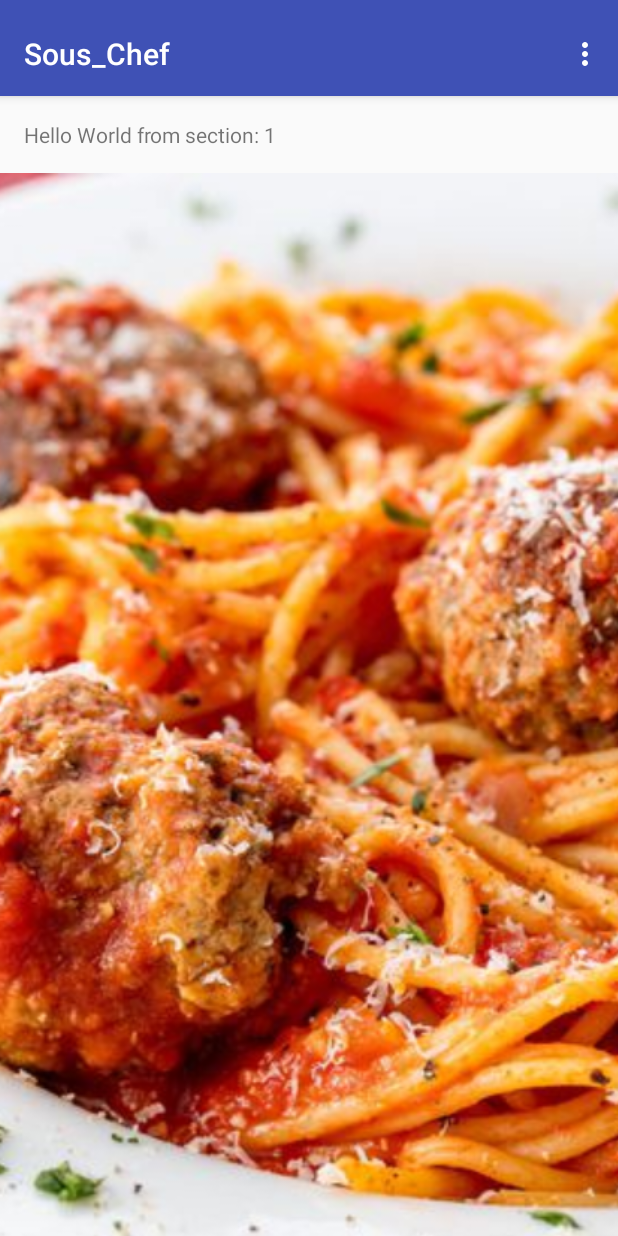
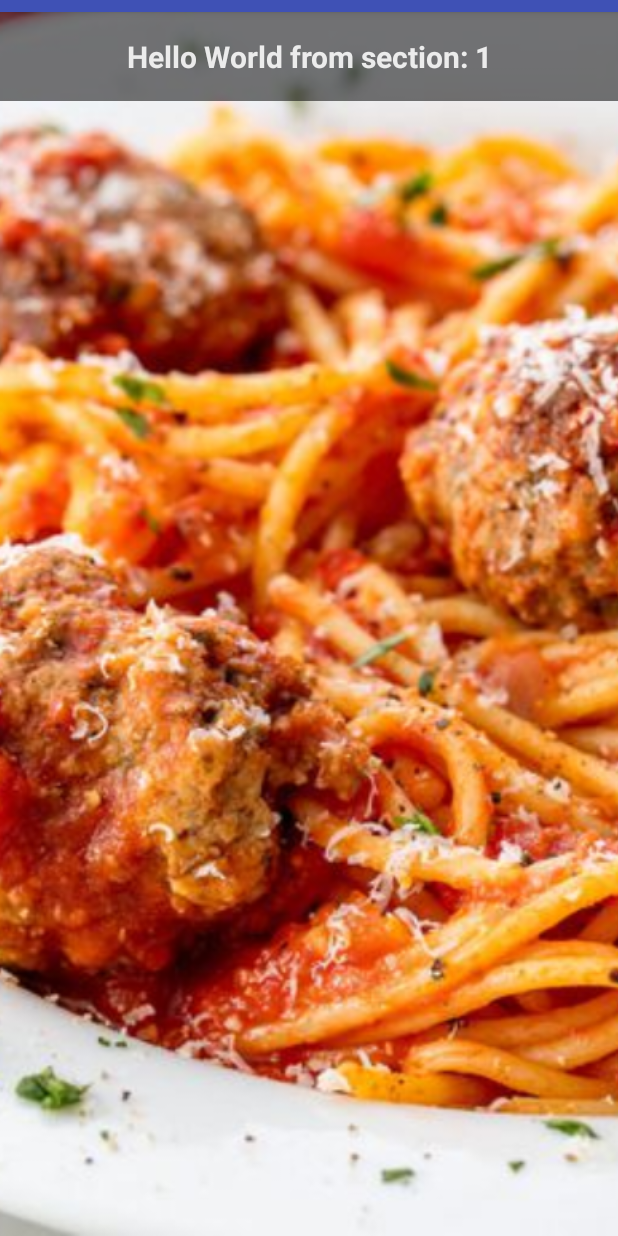
Before and after one commit to nsfan666666/Sous_Chef, an Android app: the screen it shows after launch (RecipeChooser), on a phone screen of 412 x 824 dp. Run offline under Robolectric (Android 15) with nearby library versions, the phone set to English and light mode, and no system bars; 1 statement that could not run was skipped.

```diff
--- a/app/src/main/java/com/souschef/sork/sous_chef/RecipeChooser.java
+++ b/app/src/main/java/com/souschef/sork/sous_chef/RecipeChooser.java
@@ -80,6 +80,8 @@ public class RecipeChooser extends AppCompatActivity {
         // Set up the ViewPager with the sections adapter.
         mViewPager = (ViewPager) findViewById(R.id.container);
         mViewPager.setAdapter(mSectionsPagerAdapter);
+
+        getSupportActionBar().hide();
     }
 
 
--- a/app/src/main/res/layout/fragment_recipe_chooser.xml
+++ b/app/src/main/res/layout/fragment_recipe_chooser.xml
@@ -6,32 +6,43 @@
     android:layout_height="match_parent"
     tools:context="com.souschef.sork.sous_chef.RecipeChooser$PlaceholderFragment">
 
-    <LinearLayout
+    <RelativeLayout
         android:layout_width="match_parent"
-        android:layout_height="match_parent"
-        android:orientation="vertical">
-
-        <TextView
-            android:id="@+id/section_label"
-            android:layout_width="match_parent"
-            android:layout_height="wrap_content"
-            android:layout_marginBottom="@dimen/activity_vertical_margin"
-            android:layout_marginEnd="@dimen/activity_horizontal_margin"
-            android:layout_marginStart="@dimen/activity_horizontal_margin"
-            android:layout_marginTop="@dimen/activity_vertical_margin"
-            app:layout_constraintLeft_toLeftOf="parent"
-            app:layout_constraintTop_toTopOf="@+id/constraintLayout"
-            tools:layout_constraintLeft_creator="1"
-            tools:layout_constraintTop_creator="1" />
+        android:layout_height="match_parent">
 
         <ImageView
             android:id="@+id/cover"
             android:layout_width="match_parent"
             android:layout_height="match_parent"
+            android:scaleType="centerCrop"
             android:src="@mipmap/ic_launcher"
-            android:scaleType="centerCrop"
             tools:layout_editor_absoluteX="131dp"
             tools:layout_editor_absoluteY="108dp" />
-    </LinearLayout>
+
+        <LinearLayout
+            android:id="@+id/name_container"
+            android:layout_width="match_parent"
+            android:layout_height="wrap_content"
+            android:layout_alignTop="@id/cover"
+            android:background="#88000000"
+            android:orientation="vertical">
+
+            <TextView
+                android:id="@+id/section_label"
+                android:layout_width="match_parent"
+                android:layout_height="wrap_content"
+                android:layout_marginBottom="@dimen/activity_vertical_margin"
+                android:layout_marginEnd="@dimen/activity_horizontal_margin"
+                android:layout_marginStart="@dimen/activity_horizontal_margin"
+                android:layout_marginTop="@dimen/activity_vertical_margin"
+                tools:layout_constraintLeft_creator="1"
+                tools:layout_constraintTop_creator="1"
+                android:text="Recipe:"
+                android:textSize="20dp"
+                android:textStyle="bold"
+                android:textAlignment="center"
+                android:textColor="#DDFFFFFF"/>
+        </LinearLayout>
+    </RelativeLayout>
 
 </android.support.constraint.ConstraintLayout>
--- a/app/src/main/res/values/styles.xml
+++ b/app/src/main/res/values/styles.xml
@@ -18,6 +18,7 @@
     <style name="AppTheme.NoActionBar">
         <item name="windowActionBar">false</item>
         <item name="windowNoTitle">true</item>
+        <item name="android:windowFullscreen">true</item>
     </style>
 
     <style name="AppTheme.AppBarOverlay" parent="ThemeOverlay.AppCompat.Dark.ActionBar" />
```
